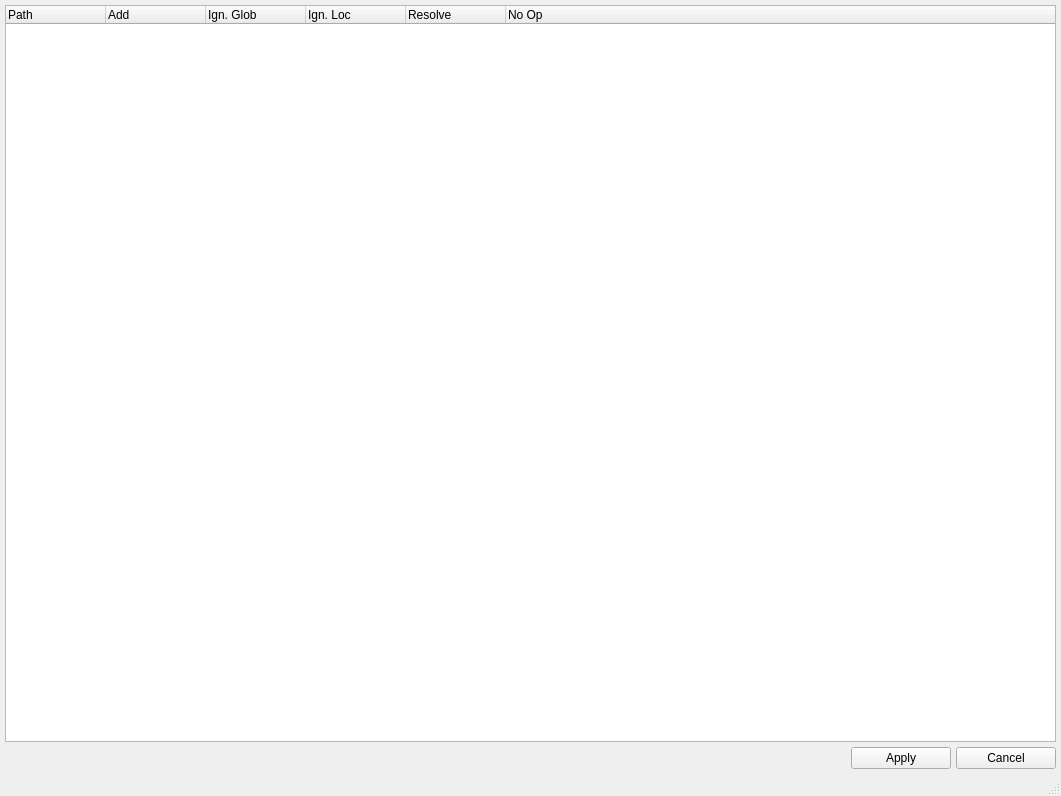
joelriendeau/exile, file ui/Status.ui: the form before one commit.
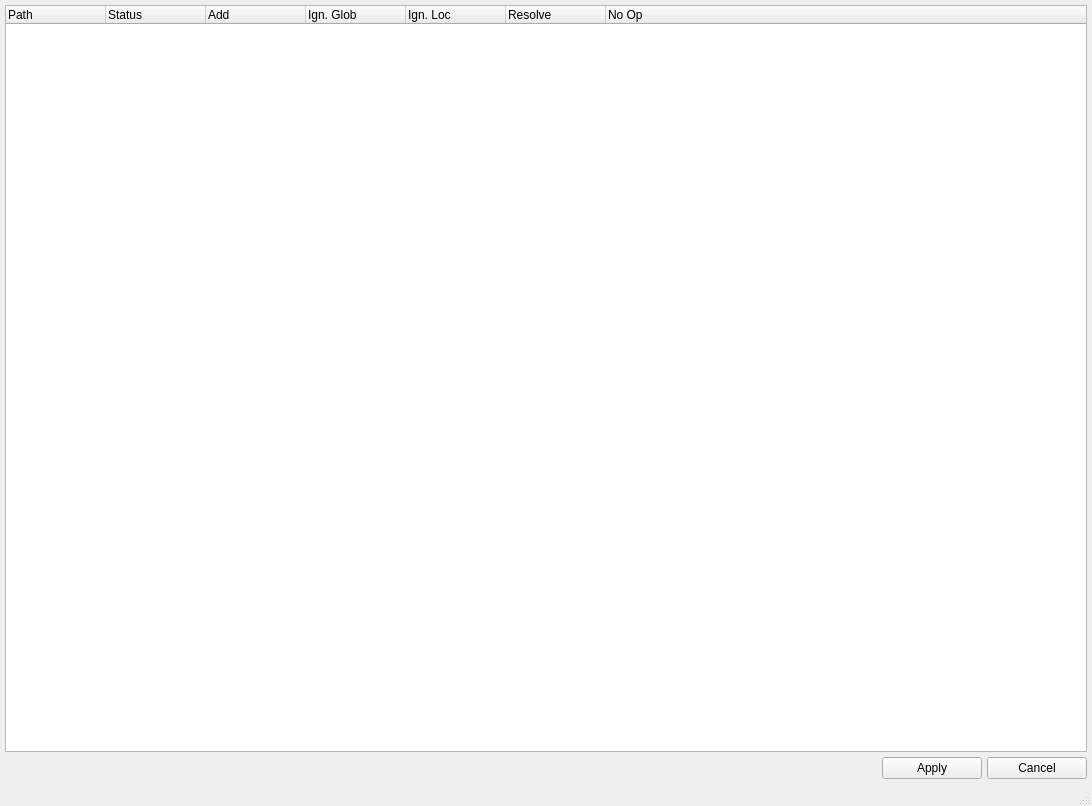
The form after the commit.

Commit message:
Form now able to take path dictionary as input, and return command dictionary.
Working on generating the input dictionary

Diff of the .ui file:
```diff
--- a/ui/Status.ui
+++ b/ui/Status.ui
@@ -6,8 +6,8 @@
    <rect>
     <x>0</x>
     <y>0</y>
-    <width>1061</width>
-    <height>796</height>
+    <width>1092</width>
+    <height>806</height>
    </rect>
   </property>
   <property name="windowTitle">
@@ -33,7 +33,7 @@
        </sizepolicy>
       </property>
       <property name="columnCount">
-       <number>6</number>
+       <number>7</number>
       </property>
       <attribute name="headerCascadingSectionResizes">
        <bool>true</bool>
@@ -46,6 +46,11 @@
         <string>Path</string>
        </property>
       </column>
+      <column>
+       <property name="text">
+        <string>Status</string>
+       </property>
+      </column>
       <column>
        <property name="text">
         <string>Add</string>
```
Left out of the diff: 4 changed lines with no effect on the pictures. The commit also changes 5 other files.
